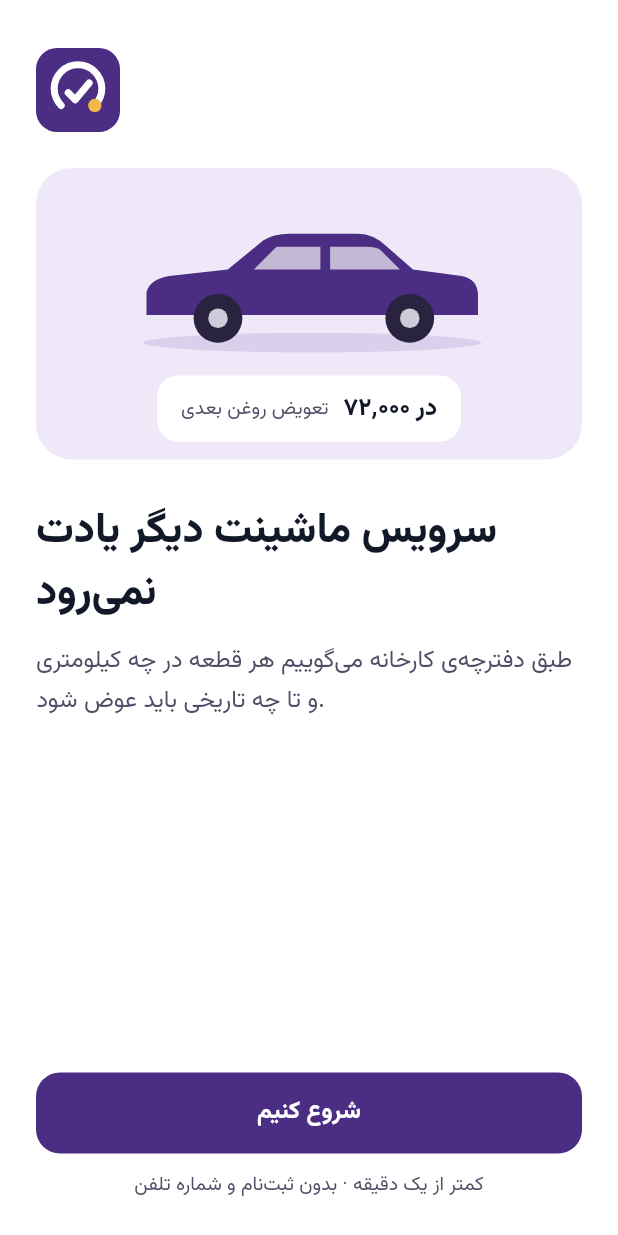
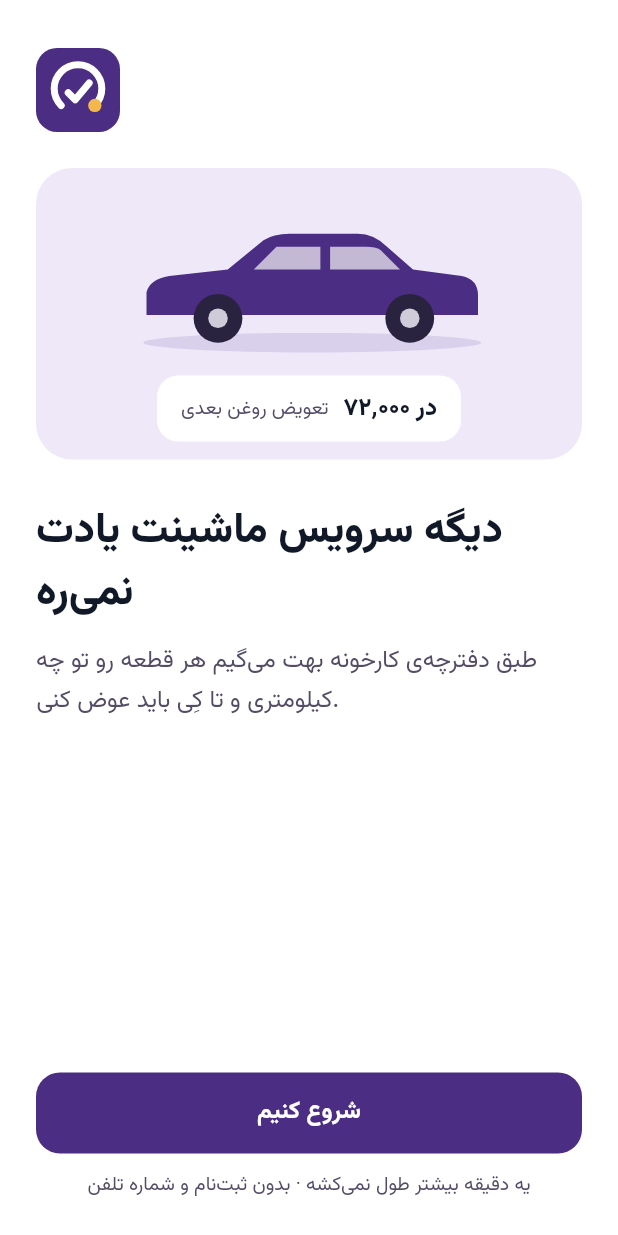
Before and after one commit to alirezaworktime-art/karyad-app, a Flutter app: the screen it shows after launch, on a phone screen of 412 x 824 dp. Run offline on Flutter 3.47's test engine with Material 3 defaults, Android fonts, the phone set to English and light mode, and no system bars; our stand-ins replace material_ui, shamsi_date, shared_preferences.

Commit message:
feat: several cars, and casual Persian throughout
- Cars: an active car in the saved data, a header switcher on home, the
  onboarding steps reused to add a car, nicknames, and deleting one car
  without touching the others.
- Text: every message rewritten in spoken, friendly Persian.

Co-Authored-By: Claude Opus 5.5 <noreply@anthropic.com>
Claude-Session: https://claude.ai/code/session_01AykML5sXrGMJbh8t3rdWPj

```diff
--- a/lib/core/format/persian_format.dart
+++ b/lib/core/format/persian_format.dart
@@ -90,10 +90,10 @@ abstract final class PersianFormat {
     return '${number((days / 30).round())} ماه';
   }
 
-  /// Relative day count for reminders: "امروز", "۳ روز دیگر", "۵ روز پیش".
+  /// Relative day count for reminders: "امروز", "۳ روز دیگه", "۵ روز پیش".
   static String daysFromNow(int days) {
     if (days == 0) return 'امروز';
-    if (days > 0) return '${number(days)} روز دیگر';
+    if (days > 0) return '${number(days)} روز دیگه';
     return '${number(-days)} روز پیش';
   }
 }
--- a/lib/core/ui/jalali_date_picker.dart
+++ b/lib/core/ui/jalali_date_picker.dart
@@ -108,7 +108,7 @@ class _JalaliDateDialogState extends State<_JalaliDateDialog> {
       actions: [
         TextButton(
           onPressed: () => Navigator.of(context).pop(),
-          child: const Text('انصراف'),
+          child: const Text('بی‌خیال'),
         ),
         FilledButton(
           onPressed: () =>
--- a/lib/features/garage/data/garage_repository.dart
+++ b/lib/features/garage/data/garage_repository.dart
@@ -10,31 +10,39 @@ class GarageData {
     this.onboarded = false,
     this.vehicles = const [],
     this.records = const [],
+    this.activeVehicleId,
   });
 
   final bool onboarded;
   final List<Vehicle> vehicles;
   final List<ServiceRecord> records;
 
+  /// The car the screens show. Null or unknown means the first car.
+  final String? activeVehicleId;
+
   GarageData copyWith({
     bool? onboarded,
     List<Vehicle>? vehicles,
     List<ServiceRecord>? records,
+    String? activeVehicleId,
   }) => GarageData(
     onboarded: onboarded ?? this.onboarded,
     vehicles: vehicles ?? this.vehicles,
     records: records ?? this.records,
+    activeVehicleId: activeVehicleId ?? this.activeVehicleId,
   );
 
   Map<String, Object?> toJson() => {
     'version': GarageRepository.dataVersion,
     'onboarded': onboarded,
+    'activeVehicleId': activeVehicleId,
     'vehicles': [for (final v in vehicles) v.toJson()],
     'records': [for (final r in records) r.toJson()],
   };
 
   factory GarageData.fromJson(Map<String, Object?> json) => GarageData(
     onboarded: json['onboarded'] as bool? ?? false,
+    activeVehicleId: json['activeVehicleId'] as String?,
     vehicles: [
       for (final raw in json['vehicles'] as List<Object?>? ?? const [])
         Vehicle.fromJson(raw as Map<String, Object?>),
--- a/lib/features/garage/domain/vehicle.dart
+++ b/lib/features/garage/domain/vehicle.dart
@@ -151,7 +151,7 @@ class Vehicle {
   }
 
   Vehicle copyWith({
-    String? nickname,
+    Object? nickname = _keep,
     VehicleUsage? usage,
     OilType? oilType,
     CarColor? color,
@@ -163,7 +163,7 @@ class Vehicle {
   }) => Vehicle(
     id: id,
     modelId: modelId,
-    nickname: nickname ?? this.nickname,
+    nickname: identical(nickname, _keep) ? this.nickname : nickname as String?,
     usage: usage ?? this.usage,
     oilType: oilType ?? this.oilType,
     color: color ?? this.color,
--- a/lib/features/garage/presentation/document_actions.dart
+++ b/lib/features/garage/presentation/document_actions.dart
@@ -18,7 +18,7 @@ Future<void> pickDocumentExpiry(
 ) async {
   final picked = await showJalaliDatePicker(
     context,
-    title: 'اعتبار ${document.nameFa} تا چه تاریخی است؟',
+    title: '${document.nameFa} تا کِی اعتبار داره؟',
     initial: vehicle.documentExpiry[document] ?? controller.now,
   );
   if (picked != null) {
--- a/lib/features/garage/presentation/emergency_sheet.dart
+++ b/lib/features/garage/presentation/emergency_sheet.dart
@@ -54,7 +54,7 @@ class _EmergencySheet extends StatelessWidget {
               ),
             const SizedBox(height: 8),
             Text(
-              'فقط به همین شماره‌های رسمی اعتماد کنید؛ تماس از شماره‌های دیگر به نام امداد خودروسازها معتبر نیست.',
+              'فقط به همین شماره‌های رسمی اعتماد کن؛ اگه کسی با شماره‌ی دیگه به اسم امداد خودروسازها زنگ زد، معتبر نیست.',
               style: theme.textTheme.bodySmall,
             ),
           ],
--- a/lib/features/garage/presentation/history_tab.dart
+++ b/lib/features/garage/presentation/history_tab.dart
@@ -17,7 +17,7 @@ class HistoryTab extends StatelessWidget {
     return ListenableBuilder(
       listenable: controller,
       builder: (context, _) {
-        final vehicle = controller.primaryVehicle;
+        final vehicle = controller.activeVehicle;
         if (vehicle == null) return const SizedBox.shrink();
         final visits = controller.visitsFor(vehicle.id);
         final total = visits
@@ -36,7 +36,7 @@ class HistoryTab extends StatelessWidget {
               ),
               const SizedBox(height: 4),
               Text(
-                'هر سرویسی که ثبت کنی اینجا می‌ماند؛ موقع فروش ماشین به خریدار نشانش بده.',
+                'هر سرویسی ثبت کنی اینجا می‌مونه؛ موقع فروش ماشین به خریدار نشونش بده.',
                 style: text.bodyMedium?.copyWith(color: BrandColors.muted),
               ),
               const SizedBox(height: 16),
@@ -60,7 +60,7 @@ class HistoryTab extends StatelessWidget {
                         ),
                         const SizedBox(height: 4),
                         Text(
-                          'بعد از هر تعویض روغن یا تعمیر، در صفحه‌ی خانه «سرویس را انجام دادم» را بزن.',
+                          'هر بار روغن عوض کردی یا تعمیرگاه رفتی، تو صفحه‌ی «خانه» «سرویس رو انجام دادم» رو بزن.',
                           textAlign: TextAlign.center,
                           style: text.bodyMedium?.copyWith(
                             color: BrandColors.muted,
@@ -188,8 +188,8 @@ class HistoryTab extends StatelessWidget {
     final ok = await showDialog<bool>(
       context: context,
       builder: (context) => AlertDialog(
-        title: const Text('این سرویس حذف شود؟'),
-        content: const Text('یادآورها دوباره بدون این سرویس حساب می‌شوند.'),
+        title: const Text('این سرویس پاک بشه؟'),
+        content: const Text('یادآورها بدون این سرویس دوباره حساب می‌شن.'),
         actions: [
           TextButton(
             onPressed: () => Navigator.of(context).pop(false),
--- a/lib/features/garage/presentation/onboarding_screen.dart
+++ b/lib/features/garage/presentation/onboarding_screen.dart
@@ -12,10 +12,20 @@ import 'widgets/karyad_logo.dart';
 
 /// Welcome → pick the car → odometer, sticker and color → the last time
 /// key parts were replaced (optional). About a minute.
+///
+/// The same steps add a second car: [addingAnother] skips the welcome, and
+/// [onExit] runs when the user backs out or the car is saved.
 class OnboardingScreen extends StatefulWidget {
-  const OnboardingScreen({super.key, required this.controller});
+  const OnboardingScreen({
+    super.key,
+    required this.controller,
+    this.addingAnother = false,
+    this.onExit,
+  });
 
   final GarageController controller;
+  final bool addingAnother;
+  final VoidCallback? onExit;
 
   @override
   State<OnboardingScreen> createState() => _OnboardingScreenState();
@@ -39,7 +49,7 @@ class _CarDetails {
 }
 
 class _OnboardingScreenState extends State<OnboardingScreen> {
-  int _step = 0;
+  late int _step = widget.addingAnother ? 1 : 0;
   String? _modelId;
   _CarDetails? _details;
   bool _saving = false;
@@ -56,6 +66,7 @@ class _OnboardingScreenState extends State<OnboardingScreen> {
       transmission: details.transmission,
       lastReplacedKm: lastReplacedKm,
     );
+    widget.onExit?.call();
   }
 
   @override
@@ -65,7 +76,9 @@ class _OnboardingScreenState extends State<OnboardingScreen> {
       0 => _WelcomeStep(onStart: () => setState(() => _step = 1)),
       1 => _ModelStep(
         catalog: catalog,
-        onBack: () => setState(() => _step = 0),
+        onBack: widget.addingAnother
+            ? () => widget.onExit?.call()
+            : () => setState(() => _step = 0),
         onPick: (id) => setState(() {
           _modelId = id;
           _step = 2;
@@ -203,7 +216,7 @@ class _WelcomeStep extends StatelessWidget {
                 ),
                 const SizedBox(height: 28),
                 Text(
-                  'سرویس ماشینت دیگر یادت نمی‌رود',
+                  'دیگه سرویس ماشینت یادت نمی‌ره',
                   style: text.headlineMedium?.copyWith(
                     fontWeight: FontWeight.w800,
                     height: 1.45,
@@ -211,7 +224,7 @@ class _WelcomeStep extends StatelessWidget {
                 ),
                 const SizedBox(height: 10),
                 Text(
-                  'طبق دفترچه‌ی کارخانه می‌گوییم هر قطعه در چه کیلومتری و تا چه تاریخی باید عوض شود.',
+                  'طبق دفترچه‌ی کارخونه بهت می‌گیم هر قطعه رو تو چه کیلومتری و تا کِی باید عوض کنی.',
                   style: text.bodyLarge?.copyWith(color: BrandColors.muted),
                 ),
                 const Spacer(),
@@ -221,7 +234,7 @@ class _WelcomeStep extends StatelessWidget {
                 ),
                 const SizedBox(height: 10),
                 Text(
-                  'کمتر از یک دقیقه · بدون ثبت‌نام و شماره تلفن',
+                  'یه دقیقه بیشتر طول نمی‌کشه · بدون ثبت‌نام و شماره تلفن',
                   textAlign: TextAlign.center,
                   style: text.bodySmall?.copyWith(color: BrandColors.muted),
                 ),
@@ -333,7 +346,7 @@ class _ModelStepState extends State<_ModelStep> {
               const _Progress(step: 1),
               const SizedBox(height: 18),
               Text(
-                'ماشینت کدام است؟',
+                'ماشینت چیه؟',
                 style: text.headlineSmall?.copyWith(
                   fontWeight: FontWeight.w800,
                 ),
@@ -361,7 +374,7 @@ class _ModelStepState extends State<_ModelStep> {
                 Padding(
                   padding: const EdgeInsets.symmetric(vertical: 32),
                   child: Text(
-                    'این مدل هنوز در فهرست نیست. به‌زودی اضافه می‌شود.',
+                    'این مدل هنوز تو فهرست نیست. به‌زودی اضافه‌ش می‌کنیم.',
                     textAlign: TextAlign.center,
                     style: text.bodyMedium?.copyWith(color: BrandColors.muted),
                   ),
@@ -487,18 +500,18 @@ class _DetailsStepState extends State<_DetailsStep> {
     String? kmError;
     String? stickerError;
     if (km == null || km > 2000000) {
-      kmError = 'عدد کیلومترشمار را بنویس';
+      kmError = 'عدد کیلومترشمار رو بنویس';
     }
     if (!_noSticker && sticker == null) {
-      stickerError = 'عدد برچسب را بنویس یا «برچسب ندارم» را بزن';
+      stickerError = 'عدد برچسب رو بنویس یا «برچسب ندارم» رو بزن';
     } else if (sticker != null && km != null && sticker <= km) {
-      stickerError = 'این عدد از کیلومترشمار کمتر است؛ یعنی وقت تعویض روغن گذشته. «برچسب ندارم» را بزن.';
+      stickerError = 'این عدد از کیلومترشمار کمتره، یعنی وقت تعویض روغنت گذشته. «برچسب ندارم» رو بزن.';
     } else if (sticker != null &&
         km != null &&
         sticker - km > GarageController.maxOilIntervalKm) {
       stickerError =
           'این عدد بیش از ${PersianFormat.number(GarageController.maxOilIntervalKm)} '
-          'کیلومتر جلوتر از کیلومترشمار است؛ دوباره روی برچسب نگاه کن.';
+          'کیلومتر جلوتر از کیلومترشماره؛ یه بار دیگه برچسب رو نگاه کن.';
     }
     if (kmError != null || stickerError != null) {
       setState(() {
@@ -564,7 +577,7 @@ class _DetailsStepState extends State<_DetailsStep> {
                 ),
               ),
               const SizedBox(height: 20),
-              Text('کیلومترشمار الان چند نشان می‌دهد؟', style: label),
+              Text('کیلومترشمار الان چند نشون می‌ده؟', style: label),
               const SizedBox(height: 8),
               TextField(
                 key: const Key('current-km'),
@@ -578,11 +591,11 @@ class _DetailsStepState extends State<_DetailsStep> {
                   suffixText: 'کیلومتر',
                   errorText: _kmError,
                   errorMaxLines: 3,
-                  helperText: 'همان عدد صفحه‌ی جلوی فرمان.',
+                  helperText: 'همون عددی که پشت فرمون می‌بینی.',
                 ),
               ),
               const SizedBox(height: 20),
-              Text('روی برچسب تعویض روغن چه عددی نوشته؟', style: label),
+              Text('رو برچسب تعویض روغن چه عددی نوشته؟', style: label),
               const SizedBox(height: 8),
               TextField(
                 key: const Key('sticker-km'),
@@ -595,7 +608,7 @@ class _DetailsStepState extends State<_DetailsStep> {
                   suffixText: 'کیلومتر',
                   errorText: _stickerError,
                   errorMaxLines: 3,
-                  helperText: 'برچسب کوچک گوشه‌ی شیشه‌ی جلو.',
+                  helperText: 'همون برچسب کوچیک گوشه‌ی شیشه‌ی جلو.',
                 ),
               ),
               Align(
@@ -657,7 +670,7 @@ class _DetailsStepState extends State<_DetailsStep> {
                     ),
                   ),
                   subtitle: const Text(
-                    'اسنپ، تپسی، تاکسی، پیک · سرویس‌ها زودتر یادآوری می‌شوند',
+                    'اسنپ، تپسی، تاکسی، پیک · سرویس‌ها رو زودتر یادت میندازیم',
                   ),
                 ),
               ),
@@ -766,10 +779,10 @@ class _HistoryStepState extends State<_HistoryStep> {
       if (raw.isEmpty) continue;
       final km = PersianFormat.parseInt(raw);
       if (km == null) {
-        errors[entry.key] = 'فقط عدد بنویس یا خالی بگذار';
+        errors[entry.key] = 'فقط عدد بنویس یا خالی بذار';
       } else if (km > widget.currentKm) {
         errors[entry.key] =
-            'از کیلومترشمار (${PersianFormat.number(widget.currentKm)}) بیشتر است';
+            'از کیلومترشمار (${PersianFormat.number(widget.currentKm)}) بیشتره';
       } else {
         values[entry.key] = km;
       }
@@ -806,16 +819,16 @@ class _HistoryStepState extends State<_HistoryStep> {
               const _Progress(step: 3),
               const SizedBox(height: 16),
               Text(
-                'آخرین بار کِی عوض شده‌اند؟',
+                'آخرین بار کِی عوضشون کردی؟',
                 style: text.headlineSmall?.copyWith(
                   fontWeight: FontWeight.w800,
                 ),
               ),
               const SizedBox(height: 6),
               Text(
-                'اگر یادت هست، عدد کیلومترشمار در آن روز را بنویس. '
-                'اگر نه، خالی بگذار تا طبق برنامه‌ی کارخانه حساب کنیم. '
-                'بعداً هم می‌شود ثبت کرد.',
+                'اگه یادته، کیلومترشمار اون روز رو بنویس. '
+                'یادت نیست؟ خالی بذار، طبق برنامه‌ی کارخونه حساب می‌کنیم. '
+                'بعداً هم می‌شه ثبتش کرد.',
                 style: text.bodyMedium?.copyWith(color: BrandColors.muted),
               ),
               const SizedBox(height: 16),
@@ -833,7 +846,7 @@ class _HistoryStepState extends State<_HistoryStep> {
                     decoration: InputDecoration(
                       labelText:
                           catalog.part(item.partId)?.nameFa ?? item.partId,
-                      hintText: 'نمی‌دانم',
+                      hintText: 'نمی‌دونم',
                       suffixText: 'کیلومتر',
                       errorText: _errors[item.partId],
                       errorMaxLines: 2,
@@ -843,14 +856,14 @@ class _HistoryStepState extends State<_HistoryStep> {
               const SizedBox(height: 18),
               FilledButton(
                 onPressed: widget.saving ? null : _finish,
-                child: const Text('تمام'),
+                child: const Text('تموم'),
               ),
               const SizedBox(height: 6),
               TextButton(
                 onPressed: widget.saving
                     ? null
                     : () => widget.onFinish(const {}),
-                child: const Text('هیچ‌کدام یادم نیست، رد شو'),
+                child: const Text('هیچ‌کدوم یادم نیست، رد شو'),
               ),
             ],
           ),
--- a/lib/features/garage/presentation/service_sheets.dart
+++ b/lib/features/garage/presentation/service_sheets.dart
@@ -48,19 +48,19 @@ Future<bool> _confirmLargeJump(BuildContext context, int from, int to) async {
   final ok = await showDialog<bool>(
     context: context,
     builder: (context) => AlertDialog(
-      title: const Text('این عدد درست است؟'),
+      title: const Text('این عدد درسته؟'),
       content: Text(
         '${PersianFormat.km(to - from)} بیشتر از عدد قبلی '
-        '(${PersianFormat.number(from)}) است. اگر رقم اضافه زده‌ای، اصلاحش کن.',
+        '(${PersianFormat.number(from)}) هست. اگه رقم اضافه زدی، درستش کن.',
       ),
       actions: [
         TextButton(
           onPressed: () => Navigator.of(context).pop(false),
-          child: const Text('اصلاح می‌کنم'),
+          child: const Text('درستش می‌کنم'),
         ),
         TextButton(
           onPressed: () => Navigator.of(context).pop(true),
-          child: const Text('درست است'),
+          child: const Text('آره، درسته'),
         ),
       ],
     ),
@@ -99,13 +99,13 @@ class _ReadingSheetState extends State<_ReadingSheet> {
     final km = PersianFormat.parseInt(_km.text);
     final last = widget.vehicle.lastReading.km;
     if (km == null) {
-      setState(() => _error = 'عدد کیلومترشمار را بنویس');
+      setState(() => _error = 'عدد کیلومترشمار رو بنویس');
       return;
     }
     if (km < last) {
       setState(
         () => _error =
-            'از عدد قبلی (${PersianFormat.number(last)}) کمتر است؛ دوباره نگاه کن.',
+            'از عدد قبلی (${PersianFormat.number(last)}) کمتره؛ یه بار دیگه نگاه کن.',
       );
       return;
     }
@@ -127,7 +127,7 @@ class _ReadingSheetState extends State<_ReadingSheet> {
         crossAxisAlignment: CrossAxisAlignment.stretch,
         children: [
           Text(
-            'کیلومترشمار الان چند است؟',
+            'کیلومترشمار الان چنده؟',
             style: text.titleLarge?.copyWith(fontWeight: FontWeight.w800),
           ),
           const SizedBox(height: 4),
@@ -214,11 +214,11 @@ class _VisitSheetState extends State<_VisitSheet> {
   Future<void> _save() async {
     final km = PersianFormat.parseInt(_km.text);
     if (km == null || km > 2000000) {
-      setState(() => _kmError = 'کیلومتر را بنویس');
+      setState(() => _kmError = 'کیلومتر رو بنویس');
       return;
     }
     if (_selected.isEmpty) {
-      setState(() => _itemsError = 'حداقل یک کار را تیک بزن');
+      setState(() => _itemsError = 'حداقل یه کار رو تیک بزن');
       return;
     }
     final sticker = _oilTicked ? PersianFormat.parseInt(_sticker.text) : null;
@@ -230,7 +230,7 @@ class _VisitSheetState extends State<_VisitSheet> {
           () => _stickerError =
               'باید حدود ${PersianFormat.number(GarageController.minOilIntervalKm)} '
               'تا ${PersianFormat.number(GarageController.maxOilIntervalKm)} '
-              'کیلومتر بیشتر از کیلومترشمار باشد',
+              'کیلومتر بیشتر از کیلومترشمار باشه',
         );
         return;
       }
@@ -261,7 +261,7 @@ class _VisitSheetState extends State<_VisitSheet> {
     final today = widget.controller.now;
     final picked = await showJalaliDatePicker(
       context,
-      title: 'سرویس چه روزی انجام شد؟',
+      title: 'سرویس کِی انجام شد؟',
       initial: _date,
       yearsBack: 5,
       yearsAhead: 0,
@@ -303,7 +303,7 @@ class _VisitSheetState extends State<_VisitSheet> {
             style: text.titleMedium?.copyWith(fontWeight: FontWeight.w700),
             onChanged: (_) => setState(() => _kmError = null),
             decoration: InputDecoration(
-              labelText: 'کیلومترشمار هنگام سرویس',
+              labelText: 'کیلومترشمار موقع سرویس',
               suffixText: 'کیلومتر',
               errorText: _kmError,
             ),
@@ -325,7 +325,7 @@ class _VisitSheetState extends State<_VisitSheet> {
           ),
           const SizedBox(height: 12),
           Text(
-            'چه کارهایی انجام شد؟',
+            'چه کارهایی انجام دادی؟',
             style: text.titleSmall?.copyWith(fontWeight: FontWeight.w700),
           ),
           if (_itemsError != null)
@@ -355,7 +355,7 @@ class _VisitSheetState extends State<_VisitSheet> {
               child: TextButton.icon(
                 onPressed: () => setState(() => _showAll = true),
                 icon: const Icon(Icons.add),
-                label: const Text('کار دیگر (تسمه، شمع، لنت…)'),
+                label: const Text('یه کار دیگه (تسمه، شمع، لنت…)'),
               ),
             ),
           if (_oilTicked) ...[
@@ -370,7 +370,7 @@ class _VisitSheetState extends State<_VisitSheet> {
                 hintText:
                     'مثلاً ${PersianFormat.number(widget.vehicle.lastReading.km + 6000)}',
                 suffixText: 'کیلومتر',
-                helperText: 'تعویض بعدی دقیقاً همین عدد می‌شود.',
+                helperText: 'تعویض بعدی دقیقاً همین عدد می‌شه.',
                 helperMaxLines: 2,
                 errorText: _stickerError,
                 errorMaxLines: 3,
@@ -382,7 +382,7 @@ class _VisitSheetState extends State<_VisitSheet> {
             controller: _cost,
             keyboardType: TextInputType.number,
             decoration: const InputDecoration(
-              labelText: 'هزینه (اختیاری)',
+              labelText: 'چقدر شد؟ (اختیاری)',
               suffixText: 'تومان',
             ),
           ),
```
Also changed, not shown: lib/features/garage/application/garage_controller.dart (+54 -4 lines), lib/features/garage/presentation/home_tab.dart (+62 -25 lines), lib/features/garage/presentation/settings_tab.dart (+106 -20 lines), lib/features/garage/presentation/vehicle_switcher.dart (added, +168 -0 lines), 5 other files.
